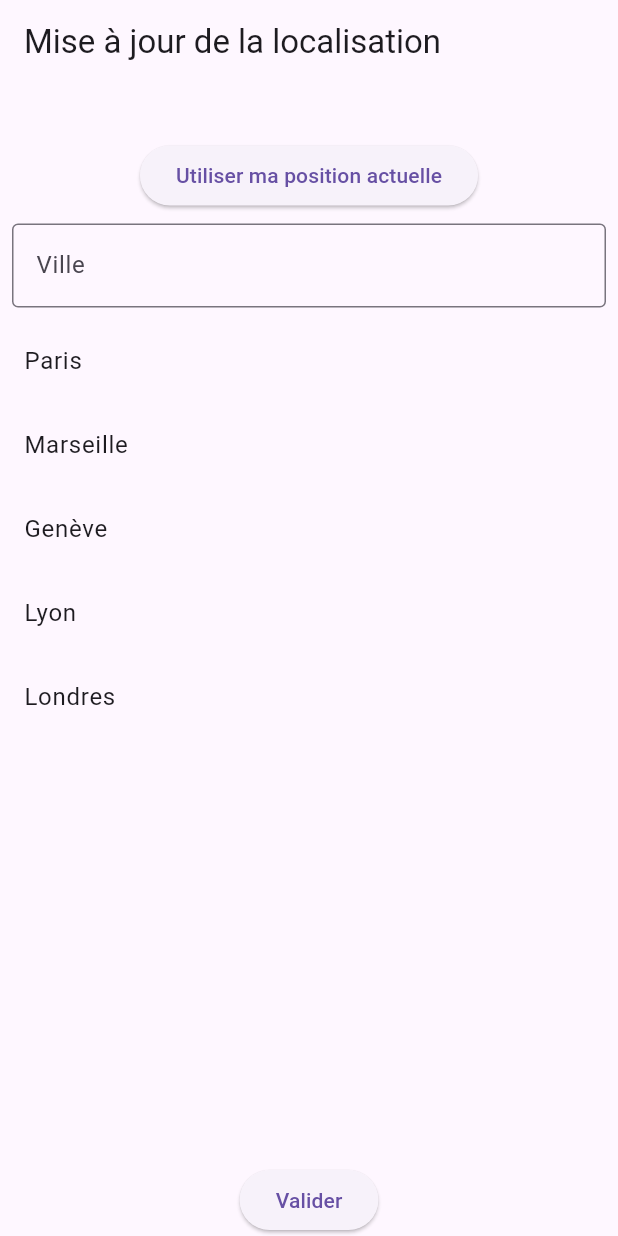
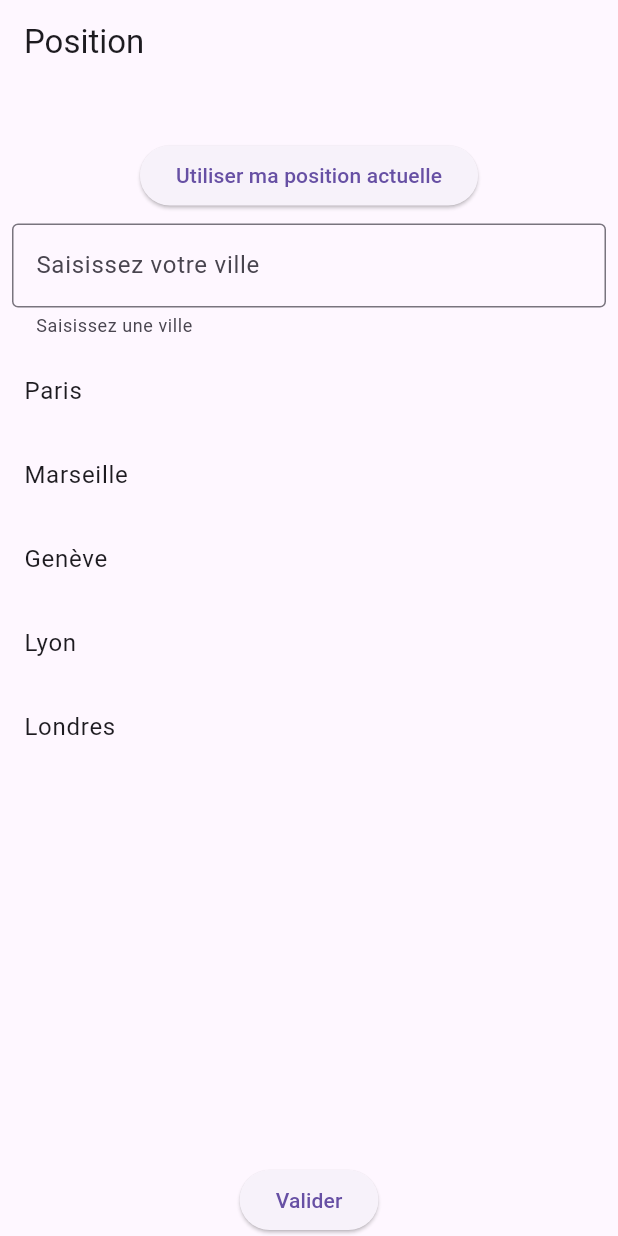
Before and after one commit to ByWizKi/BestRent, a Flutter app: the screen it shows after launch, after a tap on "Utiliser ma position actuelle", on a phone screen of 412 x 824 dp. Run offline on Flutter 3.47's test engine with Material 3 defaults, Android fonts, the phone set to English and light mode, and no system bars; our stand-ins replace geolocator.

Commit message:
issue 1.1 : terminer ajout de la position courrante test non ok

```diff
--- a/lib/controllers/user_controller.dart
+++ b/lib/controllers/user_controller.dart
@@ -16,9 +16,15 @@ class UserController {
     await user.setCoordinatesFromCity(city);
   }
 
+  Future <List<String>> getInfoCity(String city) async {
+    return await user.getInfoCity(city);
+  }
+
+  /* Fonction non fini utiliser a voir pour la v2
   Future<List<String>> updateCoordinatesFromCityList(String city) async {
     return await user.setCoordinatesFromCityList(city);
   }
+  */
 
   Future<Position> _determinePosition() async {
     bool serviceEnabled;
--- a/lib/main.dart
+++ b/lib/main.dart
@@ -1,13 +1,16 @@
 import 'package:best_rent/views/screens/splash_screen.dart'; // Importez SplashScreen correctement
 import 'package:flutter/material.dart';
 
-void main() => runApp(BestRentApp());
+void main() => runApp(const BestRentApp());
 
 class BestRentApp extends StatelessWidget {
+  const BestRentApp({super.key});
+
   @override
   Widget build(BuildContext context) {
-    return MaterialApp(
+    return const MaterialApp(
       title: 'Best Rent',
+      debugShowCheckedModeBanner: false,
       home: SplashScreen(), // Démarre avec SplashScreen
     );
   }
--- a/lib/views/screens/position_screen.dart
+++ b/lib/views/screens/position_screen.dart
@@ -1,3 +1,5 @@
+// ignore_for_file: use_build_context_synchronously
+
 import 'package:best_rent/controllers/user_controller.dart';
 import 'package:best_rent/models/user.dart';
 import 'package:best_rent/views/screens/pick_up_datetime_screen.dart';
@@ -20,8 +22,7 @@ class _UserLocationPageState extends State<UserLocationPage> {
     'Lyon',
     'Londres'
   ];
-  final List<String> _suggestions = [];
-  String _mySearchCity = '';
+  String? _mySearchCity;
   String _locationMessage = '';
 
   Future<void> _updateLocationDisplay() async {
@@ -37,7 +38,7 @@ class _UserLocationPageState extends State<UserLocationPage> {
   Widget build(BuildContext context) {
     return Scaffold(
       appBar: AppBar(
-        title: const Text('Mise à jour de la localisation'),
+        title: const Text('Position'),
       ),
       body: Column(
         children: <Widget>[
@@ -45,28 +46,65 @@ class _UserLocationPageState extends State<UserLocationPage> {
             padding: const EdgeInsets.all(8.0),
             child: Text(_locationMessage),
           ),
+          // Boutton pour utiliser la position actuelle
           ElevatedButton(
             onPressed: () async {
               await _userController.updateCoordinatesFromDevice();
               await _updateLocationDisplay();
+              String? cityName = await _userController.user.coordinatesToCity();
+              if (cityName != null) {
+                List<String> cityListInfo =
+                    await _userController.getInfoCity(cityName);
+                String contentDialog = 'Ville : $cityName\n';
+                if (cityListInfo[1].isNotEmpty) {
+                  contentDialog += 'Code postal : ${cityListInfo[1]}\n';
+                }
+                if (cityListInfo[2].isNotEmpty) {
+                  contentDialog += 'Region : ${cityListInfo[2]}\n';
+                }
+                if (cityListInfo[3].isNotEmpty) {
+                  contentDialog += 'Pays : ${cityListInfo[3]}';
+                }
+                showDialog(
+                  context: context,
+                  builder: (BuildContext context) {
+                    return AlertDialog(
+                      title: Text('Votre localisation est ici : $cityName'),
+                      content: Text(contentDialog),
+                    );
+                  },
+                );
+              }
+              // Attendre 1 seconde
+              await Future.delayed(const Duration(seconds: 2));
+              Navigator.pop(context);
+              Navigator.push(
+                  context,
+                  MaterialPageRoute(
+                      builder: (context) => const PickUpDateTimeScreen()));
             },
             child: const Text('Utiliser ma position actuelle'),
           ),
+          // Saisie de la ville
           Padding(
             padding: const EdgeInsets.all(8.0),
             child: TextField(
-              decoration: const InputDecoration(
-                border: OutlineInputBorder(),
-                labelText: 'Ville',
+              decoration: InputDecoration(
+                border: const OutlineInputBorder(),
+                labelText: _mySearchCity ?? 'Saisissez votre ville',
+                helperText: 'Saisissez une ville',
               ),
+              onChanged: (value) => setState(() {
+                _mySearchCity = value;
+              }),
               onSubmitted: (value) async {
-                _mySearchCity = value.toString().toUpperCase();
-                await _userController.updateCoordinatesFromCity(_mySearchCity);
+                await _userController.updateCoordinatesFromCity(value);
+                _mySearchCity = await _userController.user.coordinatesToCity();
                 await _updateLocationDisplay();
-               await _suggestions = _userController.updateCoordinatesFromCityList(_mySearchCity);
               },
             ),
           ),
+          // Liste des villes en suggestion
           Expanded(
             child: ListView.builder(
               itemCount: _cities.length,
@@ -77,13 +115,45 @@ class _UserLocationPageState extends State<UserLocationPage> {
                     await _userController
                         .updateCoordinatesFromCity(_cities[index]);
                     await _updateLocationDisplay();
+                    setState(() {
+                      _mySearchCity = _cities[index];
+                    });
                   },
                 );
               },
             ),
           ),
+          // Boutton de validation
           ElevatedButton(
-            onPressed: () {
+            onPressed: () async {
+              String? cityName = await _userController.user.coordinatesToCity();
+              if (cityName != null) {
+                List<String> cityListInfo =
+                    await _userController.getInfoCity(cityName);
+                String contentDialog = 'Ville : $cityName\n';
+                if (cityListInfo.isNotEmpty && cityListInfo[1].isNotEmpty) {
+                  contentDialog += 'Code postal : ${cityListInfo[1]}\n';
+                }
+                if (cityListInfo.isNotEmpty && cityListInfo[2].isNotEmpty) {
+                  contentDialog += 'Region : ${cityListInfo[2]}\n';
+                }
+                if (cityListInfo.isNotEmpty && cityListInfo[3].isNotEmpty) {
+                  contentDialog += 'Pays : ${cityListInfo[3]}';
+                }
+                showDialog(
+                  context: context,
+                  builder: (BuildContext context) {
+                    return AlertDialog(
+                      title: Text('Votre localisation est ici : $cityName'),
+                      content: Text(contentDialog),
+                    );
+                  },
+                );
+              }
+              // Attendre 1 seconde
+              await Future.delayed(const Duration(seconds: 1));
+              Navigator.pop(context);
+
               Navigator.push(
                   context,
                   MaterialPageRoute(
--- a/lib/views/screens/splash_screen.dart
+++ b/lib/views/screens/splash_screen.dart
@@ -3,6 +3,8 @@ import 'package:best_rent/views/screens/position_screen.dart';
 import 'package:flutter/material.dart';
 
 class SplashScreen extends StatefulWidget {
+  const SplashScreen({super.key});
+
   @override
   _SplashScreenState createState() => _SplashScreenState();
 }
@@ -15,7 +17,7 @@ class _SplashScreenState extends State<SplashScreen> {
   }
 
   _navigateToHome() async {
-    await Future.delayed(Duration(seconds: 3), () {});
+    await Future.delayed(const Duration(seconds: 2), () {});
 
     // Naviguer vers PositionScreen et supprimer toutes les routes précédentes
     Navigator.pushReplacement(
@@ -24,7 +26,7 @@ class _SplashScreenState extends State<SplashScreen> {
 
   @override
   Widget build(BuildContext context) {
-    return Scaffold(
+    return const Scaffold(
       body: Center(
         child: Column(
           mainAxisAlignment: MainAxisAlignment.center,
```
Also changed, not shown: lib/models/user.dart (+42 -7 lines), lib/views/widgets/modal_service.dart (added, +21 -0 lines), 12 other files.
